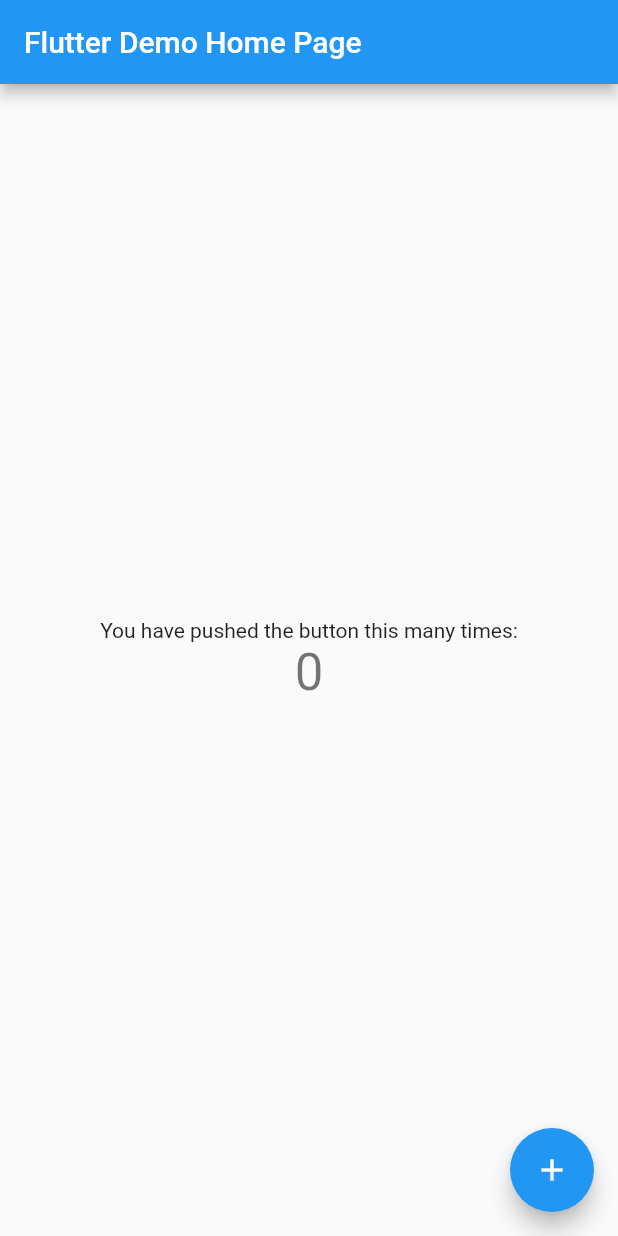
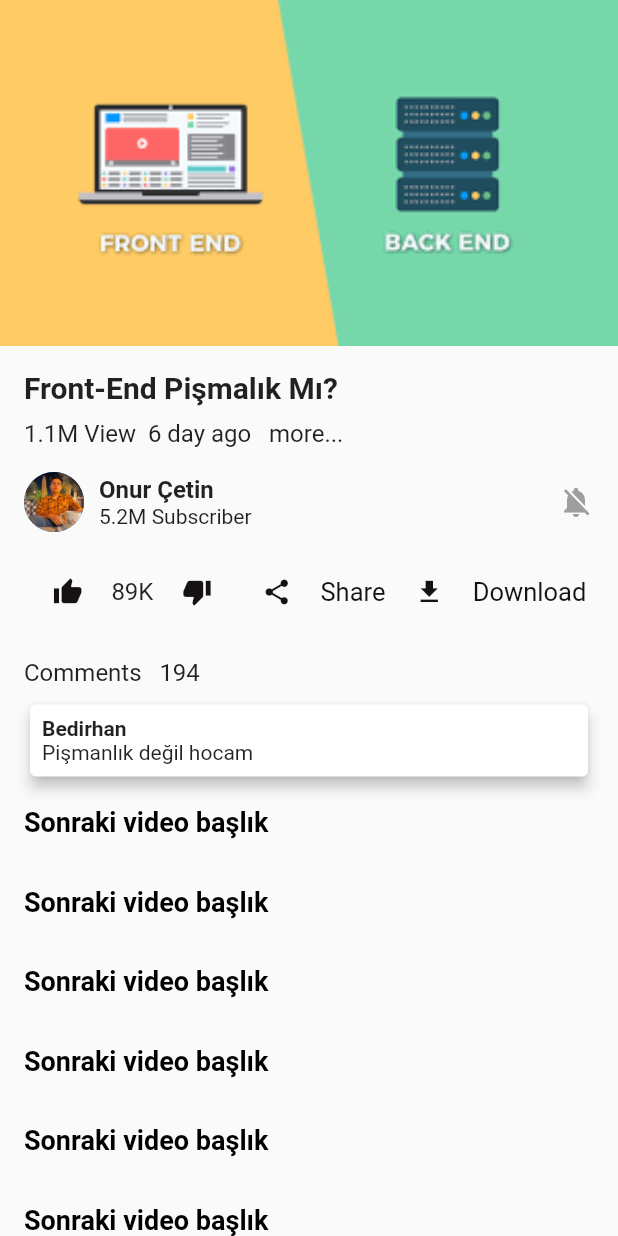
Before and after one commit to yuciferr/youtube_clone, a Flutter app: the screen it shows after launch, on a phone screen of 412 x 824 dp. Run offline on Flutter 3.47's test engine with Material 2 defaults, Android fonts, the phone set to English and light mode, and no system bars.

Commit message:
VideoPlayePage1

```diff
--- a/lib/main.dart
+++ b/lib/main.dart
@@ -1,115 +1,9 @@
+
 import 'package:flutter/material.dart';
+import 'package:youtube_clone/video_list_page.dart';
 
 void main() {
-  runApp(const MyApp());
+  runApp(MaterialApp(
+    home: VideoPlayerPage(),
+  ));
 }
-
-class MyApp extends StatelessWidget {
-  const MyApp({super.key});
-
-  // This widget is the root of your application.
-  @override
-  Widget build(BuildContext context) {
-    return MaterialApp(
-      title: 'Flutter Demo',
-      theme: ThemeData(
-        // This is the theme of your application.
-        //
-        // Try running your application with "flutter run". You'll see the
-        // application has a blue toolbar. Then, without quitting the app, try
-        // changing the primarySwatch below to Colors.green and then invoke
-        // "hot reload" (press "r" in the console where you ran "flutter run",
-        // or simply save your changes to "hot reload" in a Flutter IDE).
-        // Notice that the counter didn't reset back to zero; the application
-        // is not restarted.
-        primarySwatch: Colors.blue,
-      ),
-      home: const MyHomePage(title: 'Flutter Demo Home Page'),
-    );
-  }
-}
-
-class MyHomePage extends StatefulWidget {
-  const MyHomePage({super.key, required this.title});
-
-  // This widget is the home page of your application. It is stateful, meaning
-  // that it has a State object (defined below) that contains fields that affect
-  // how it looks.
-
-  // This class is the configuration for the state. It holds the values (in this
-  // case the title) provided by the parent (in this case the App widget) and
-  // used by the build method of the State. Fields in a Widget subclass are
-  // always marked "final".
-
-  final String title;
-
-  @override
-  State<MyHomePage> createState() => _MyHomePageState();
-}
-
-class _MyHomePageState extends State<MyHomePage> {
-  int _counter = 0;
-
-  void _incrementCounter() {
-    setState(() {
-      // This call to setState tells the Flutter framework that something has
-      // changed in this State, which causes it to rerun the build method below
-      // so that the display can reflect the updated values. If we changed
-      // _counter without calling setState(), then the build method would not be
-      // called again, and so nothing would appear to happen.
-      _counter++;
-    });
-  }
-
-  @override
-  Widget build(BuildContext context) {
-    // This method is rerun every time setState is called, for instance as done
-    // by the _incrementCounter method above.
-    //
-    // The Flutter framework has been optimized to make rerunning build methods
-    // fast, so that you can just rebuild anything that needs updating rather
-    // than having to individually change instances of widgets.
-    return Scaffold(
-      appBar: AppBar(
-        // Here we take the value from the MyHomePage object that was created by
-        // the App.build method, and use it to set our appbar title.
-        title: Text(widget.title),
-      ),
-      body: Center(
-        // Center is a layout widget. It takes a single child and positions it
-        // in the middle of the parent.
-        child: Column(
-          // Column is also a layout widget. It takes a list of children and
-          // arranges them vertically. By default, it sizes itself to fit its
-          // children horizontally, and tries to be as tall as its parent.
-          //
-          // Invoke "debug painting" (press "p" in the console, choose the
-          // "Toggle Debug Paint" action from the Flutter Inspector in Android
-          // Studio, or the "Toggle Debug Paint" command in Visual Studio Code)
-          // to see the wireframe for each widget.
-          //
-          // Column has various properties to control how it sizes itself and
-          // how it positions its children. Here we use mainAxisAlignment to
-          // center the children vertically; the main axis here is the vertical
-          // axis because Columns are vertical (the cross axis would be
-          // horizontal).
-          mainAxisAlignment: MainAxisAlignment.center,
-          children: <Widget>[
-            const Text(
-              'You have pushed the button this many times:',
-            ),
-            Text(
-              '$_counter',
-              style: Theme.of(context).textTheme.headline4,
-            ),
-          ],
-        ),
-      ),
-      floatingActionButton: FloatingActionButton(
-        onPressed: _incrementCounter,
-        tooltip: 'Increment',
-        child: const Icon(Icons.add),
-      ), // This trailing comma makes auto-formatting nicer for build methods.
-    );
-  }
-}
--- /dev/null
+++ b/lib/video_list_page.dart
@@ -0,0 +1,182 @@
+import 'package:flutter/material.dart';
+
+class VideoPlayerPage extends StatelessWidget {
+  @override
+  Widget build(BuildContext context) {
+    return Scaffold(
+      body: SingleChildScrollView(
+        child: Column(
+          crossAxisAlignment: CrossAxisAlignment.stretch,
+          children: [
+            Container(
+              color: Colors.white, // Üst kısmın arka plan rengi beyaz
+              child: Image.asset(
+                'assets/images/fro.png',
+                fit: BoxFit.cover, // Resmi tamamen kaplayacak şekilde düzenledik
+              ),
+            ),
+            SizedBox(height: 16),
+            Padding(
+              padding: const EdgeInsets.symmetric(horizontal: 16),
+              child: Column(
+                crossAxisAlignment: CrossAxisAlignment.stretch,
+                children: [
+                  Text(
+                    'Front-End Pişmalık Mı?',
+                    style: TextStyle(fontSize: 20, fontWeight: FontWeight.bold),
+                  ),
+                  SizedBox(height: 10),
+                  Text(
+                    '1.1M View\t\t6 day ago\t\t more...',
+                    style: TextStyle(fontSize: 16),
+                  ),
+                  SizedBox(height: 16),
+                  Row(
+                    crossAxisAlignment: CrossAxisAlignment.center,
+                    children: [
+                      CircleAvatar(
+                        backgroundImage: AssetImage('assets/images/pp.jpeg'),
+                        radius: 20,
+                      ),
+                      SizedBox(width: 10),
+                      Expanded(
+                        child: Column(
+                          crossAxisAlignment: CrossAxisAlignment.start,
+                          children: [
+                            Text(
+                              'Onur Çetin',
+                              style: TextStyle(fontSize: 16, fontWeight: FontWeight.bold),
+                            ),
+                            Text(
+                              '5.2M Subscriber',
+                              style: TextStyle(fontSize: 14),
+                            ),
+                          ],
+                        ),
+                      ),
+                      Icon(
+                        Icons.notifications_off,
+                        size: 24,
+                        color: Colors.grey,
+                      ),
+                    ],
+                  ),
+                  SizedBox(height: 16),
+                  Row(
+                    mainAxisAlignment: MainAxisAlignment.spaceEvenly,
+                    children: [
+                      IconButton(
+                        onPressed: () {
+                          // Like butonuna basıldığında yapılacak işlemler
+                        },
+                        icon: Icon(Icons.thumb_up),
+                        color: Color(0xFF171212), // Like butonunun rengi
+                        iconSize: 20,
+                      ),
+                      Text(
+                        '89K', // Like sayısı
+                        style: TextStyle(fontSize: 16),
+                      ),
+                      IconButton(
+                        onPressed: () {
+                          // Dislike butonuna basıldığında yapılacak işlemler
+                        },
+                        icon: Icon(Icons.thumb_down),
+                        color: Color(0xFF171212), // Dislike butonunun rengi
+                        iconSize: 20,
+                      ),
+                      IconButton(
+                        onPressed: () {
+                          // Share butonuna basıldığında yapılacak işlemler
+                        },
+                        icon: Icon(Icons.share),
+                        color: Color(0xFF171212), // Share butonunun rengi
+                        iconSize: 20,
+                      ),
+                      Text(
+                        'Share', // Share butonunun altında metin
+                        style: TextStyle(fontSize: 17, color: Color(0xFF171212)), // Share metni rengi
+                      ),
+                      IconButton(
+                        onPressed: () {
+                          // Download butonuna basıldığında yapılacak işlemler
+                        },
+                        icon: Icon(Icons.download),
+                        color: Color(0xFF171212), // Download butonunun rengi
+                        iconSize: 20,
+                      ),
+                      Text(
+                        'Download', // Download butonunun altında metin
+                        style: TextStyle(fontSize: 17, color: Color(0xFF171212)), // Download metni rengi
+                      ),
+                    ],
+                  ),
+                  SizedBox(height: 20),
+                  Text(
+                    'Comments   194', // Comments başlığı ve sayısı
+                    style: TextStyle(fontSize: 16),
+                  ),
+                  SizedBox(height: 8),
+                  Card(
+                    elevation: 4,
+                    child: Padding(
+                      padding: const EdgeInsets.all(8.0),
+                      child: Column(
+                        crossAxisAlignment: CrossAxisAlignment.start,
+                        children: [
+                          Text(
+                            'Bedirhan',
+                            style: TextStyle(fontWeight: FontWeight.bold),
+                          ),
+                          Text('Pişmanlık değil hocam'),
+                        ],
+                      ),
+                    ),
+                  ),
+                  SizedBox(height: 16),
+                  Text(
+                    'Sonraki video başlık', // Sonraki video başlık metni
+                    style: TextStyle(fontSize: 18, fontWeight: FontWeight.bold, color: Colors.black),
+                  ),
+                  SizedBox(height: 16),
+                   SizedBox(height: 16),
+                  Text(
+                    'Sonraki video başlık', // Sonraki video başlık metni
+                    style: TextStyle(fontSize: 18, fontWeight: FontWeight.bold, color: Colors.black),
+                  ),
+                  SizedBox(height: 16),
+                   SizedBox(height: 16),
+                  Text(
+                    'Sonraki video başlık', // Sonraki video başlık metni
+                    style: TextStyle(fontSize: 18, fontWeight: FontWeight.bold, color: Colors.black),
+                  ),
+                  SizedBox(height: 16),
+                   SizedBox(height: 16),
+                  Text(
+                    'Sonraki video başlık', // Sonraki video başlık metni
+                    style: TextStyle(fontSize: 18, fontWeight: FontWeight.bold, color: Colors.black),
+                  ),
+                  SizedBox(height: 16),
+                   SizedBox(height: 16),
+                  Text(
+                    'Sonraki video başlık', // Sonraki video başlık metni
+                    style: TextStyle(fontSize: 18, fontWeight: FontWeight.bold, color: Colors.black),
+                  ),
+                  SizedBox(height: 16),
+                   SizedBox(height: 16),
+                  Text(
+                    'Sonraki video başlık', // Sonraki video başlık metni
+                    style: TextStyle(fontSize: 18, fontWeight: FontWeight.bold, color: Colors.black),
+                  ),
+                  SizedBox(height: 16),
+                  // Diğer video önerileri buraya eklenebilir
+                ],
+              ),
+            ),
+            // Burada yorumlar, video önerileri veya diğer içerikler eklenebilir.
+          ],
+        ),
+      ),
+    );
+  }
+}
```
Also changed, not shown: pubspec.yaml (+6 -1 lines), assets/images/fro.png (added), assets/images/menu_1.jpg (added), assets/images/menu_2.jpg (added), assets/images/menu_3.jpg (added), assets/images/menu_4.jpg (added), assets/images/menu_5.jpg (added), assets/images/menu_6.jpg (added), assets/images/pp.jpeg (added), assets/images/youtube.svg (added), 7 other files.
